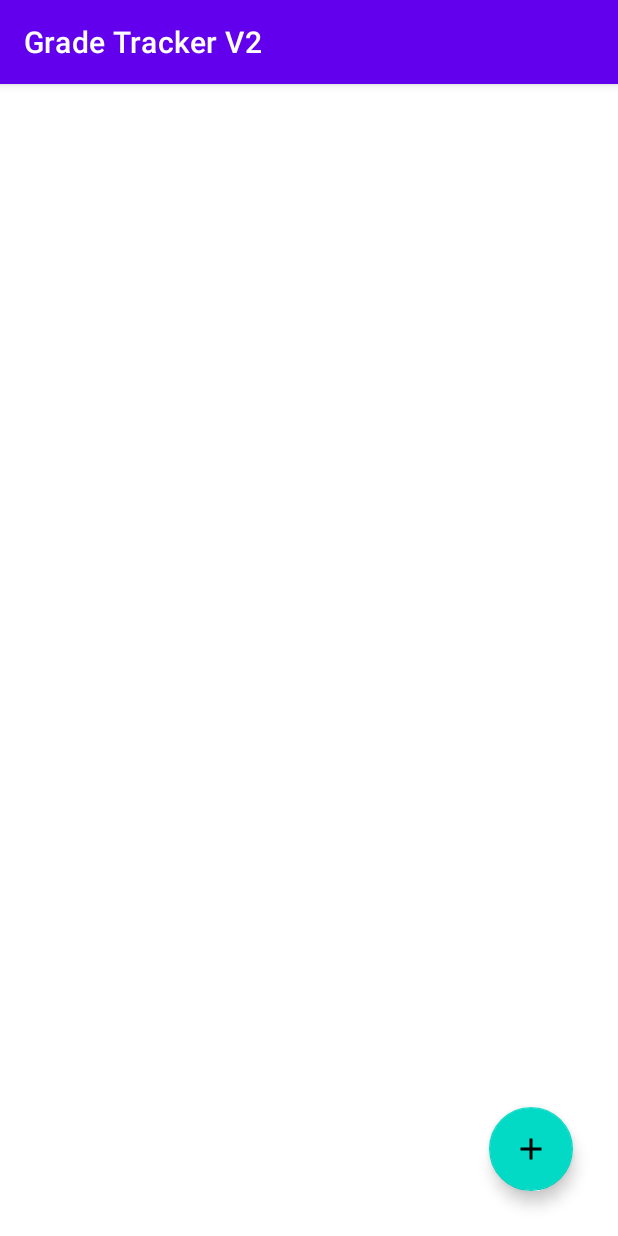
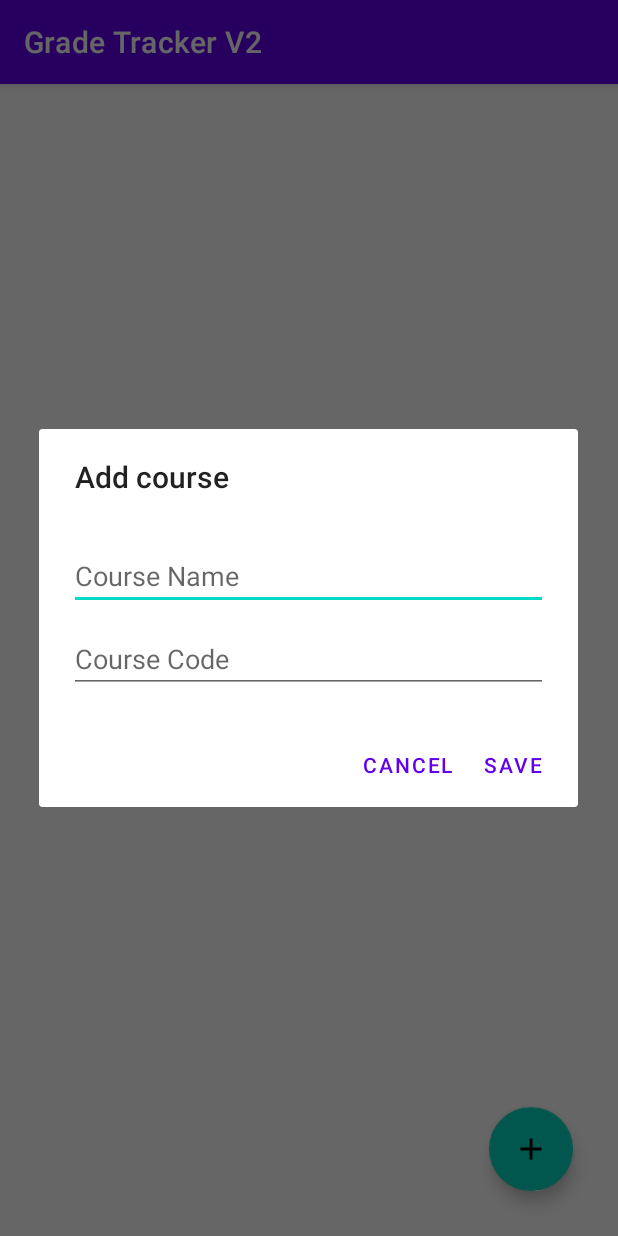
Before and after one commit to cocotran/ELEC-390, an Android app: the screen it shows after launch (MainActivity), after a tap on an icon or button, on a phone screen of 412 x 824 dp. Run offline under Robolectric (Android 15) with nearby library versions, the phone set to English and light mode, and no system bars.

Commit message:
added course dialog, tested

```diff
--- a/assignment2/app/src/main/java/elec390/assignment2/gradeTrackerV2/Course.java
+++ b/assignment2/app/src/main/java/elec390/assignment2/gradeTrackerV2/Course.java
@@ -4,6 +4,7 @@ public class Course {
     private String ID;
     private String title;
     private String courseCode;
+    public static int courseID = 1;
 
     public Course() {}
 
@@ -13,11 +14,14 @@ public class Course {
         this.courseCode = courseCode;
     }
 
-    protected void setID(String ID) {this.ID = ID;}
-    protected void setTitle(String title) {this.title = title;}
-    protected void setCourseCode(String courseCode) {this.courseCode = courseCode;}
+    protected void setID(String ID) { this.ID = ID;}
+    protected void setTitle(String title) { this.title = title; }
+    protected void setCourseCode(String courseCode) { this.courseCode = courseCode; }
 
-    protected String getID() {return ID;}
-    protected String getTitle() {return title;}
-    protected String getCourseCode() {return courseCode;}
+    public static String generateNewID() { return Integer.toString(++courseID); }
+    public static void resetID() { courseID = 1; }
+
+    protected String getID() { return ID; }
+    protected String getTitle() { return title; }
+    protected String getCourseCode() { return courseCode; }
 }
--- /dev/null
+++ b/assignment2/app/src/main/java/elec390/assignment2/gradeTrackerV2/CourseDialogFragment.java
@@ -0,0 +1,53 @@
+package elec390.assignment2.gradeTrackerV2;
+
+import android.app.AlertDialog;
+import android.app.Dialog;
+import android.content.DialogInterface;
+import android.os.Bundle;
+import android.text.Layout;
+import android.view.LayoutInflater;
+import android.view.View;
+import android.widget.EditText;
+
+import androidx.annotation.NonNull;
+import androidx.annotation.Nullable;
+import androidx.appcompat.app.AppCompatDialogFragment;
+
+public class CourseDialogFragment extends AppCompatDialogFragment {
+    private DatabaseHelper db;
+    EditText courseNameInput;
+    EditText courseCodeInput;
+
+    @NonNull
+    @Override
+    public Dialog onCreateDialog(@Nullable Bundle savedInstanceState) {
+        AlertDialog.Builder builder = new AlertDialog.Builder(getActivity());
+
+        LayoutInflater inflater = getActivity().getLayoutInflater();
+        View view = inflater.inflate(R.layout.course_dialog_fragment, null);
+
+        builder.setView(view).setTitle("Add course").setNegativeButton("cancel", new DialogInterface.OnClickListener() {
+            @Override
+            public void onClick(DialogInterface dialog, int which) {
+                dialog.dismiss();
+            }
+        }).setPositiveButton("Save", new DialogInterface.OnClickListener() {
+            @Override
+            public void onClick(DialogInterface dialog, int which) {
+                //TODO: save to database
+                courseNameInput = view.findViewById(R.id.courseNameInput);
+                courseCodeInput = view.findViewById(R.id.courseCodeInput);
+                Course course = new Course(Course.generateNewID(), courseNameInput.getText().toString(), courseCodeInput.getText().toString());
+                db = new DatabaseHelper(getContext());
+                db.createCourse(course);
+                getActivity().finish();
+                getActivity().overridePendingTransition(0, 0);
+                startActivity(getActivity().getIntent());
+                getActivity().overridePendingTransition(0, 0);
+            }
+        });
+
+        return builder.create();
+    }
+
+}
--- a/assignment2/app/src/main/java/elec390/assignment2/gradeTrackerV2/DatabaseHelper.java
+++ b/assignment2/app/src/main/java/elec390/assignment2/gradeTrackerV2/DatabaseHelper.java
@@ -59,8 +59,8 @@ public class DatabaseHelper extends SQLiteOpenHelper {
     @Override
     public void onUpgrade(SQLiteDatabase db, int oldVersion, int newVersion) {
         // on upgrade drop older tables
-        db.execSQL("DROP TABLE IF EXISTS " + TABLE_COURSE);
-        db.execSQL("DROP TABLE IF EXISTS " + TABLE_ASSIGNMENT);
+        db.execSQL("DROP TABLE IF EXISTS TABLE_COURSE");
+        db.execSQL("DROP TABLE IF EXISTS TABLE_ASSIGNMENT");
 
         // create new tables
         onCreate(db);
@@ -112,6 +112,5 @@ public class DatabaseHelper extends SQLiteOpenHelper {
         SQLiteDatabase db = this.getReadableDatabase();
         String clearDBQuery = "DELETE FROM " + TABLE_NAME;
         db.execSQL(clearDBQuery);
-
     }
 }
--- a/assignment2/app/src/main/java/elec390/assignment2/gradeTrackerV2/MainActivity.java
+++ b/assignment2/app/src/main/java/elec390/assignment2/gradeTrackerV2/MainActivity.java
@@ -36,9 +36,12 @@ public class MainActivity extends AppCompatActivity {
         fab.setOnClickListener(new View.OnClickListener() {
             @Override
             public void onClick(View view) {
-                // TODO: implement onClick action
+                openCourseDialog();
             }
         });
+
+        // for purpose of showing all features, all data is reset whenever the app starts
+        reset();
     }
 
     @Override
@@ -50,6 +53,17 @@ public class MainActivity extends AppCompatActivity {
         courseListView = (ListView)findViewById(R.id.courseListView);
         courseAdapter = new CourseAdapter(this, courseArrayList);
         courseListView.setAdapter(courseAdapter);
+    }
+
+    public void openCourseDialog() {
+        CourseDialogFragment courseDialogFragment = new CourseDialogFragment();
+        courseDialogFragment.show(getSupportFragmentManager(), "example");
+    }
+
+    private void reset() {
+        db.clearDatabase("course");
+        db.clearDatabase("assignments");
+        Course.resetID();
     }
 }
 
--- /dev/null
+++ b/assignment2/app/src/main/res/layout/course_dialog_fragment.xml
@@ -0,0 +1,31 @@
+<?xml version="1.0" encoding="utf-8"?>
+<androidx.constraintlayout.widget.ConstraintLayout xmlns:android="http://schemas.android.com/apk/res/android"
+    android:layout_width="match_parent"
+    android:layout_height="match_parent"
+    android:padding="20dp"
+    xmlns:app="http://schemas.android.com/apk/res-auto"
+    >
+
+    <EditText
+        android:id="@+id/courseNameInput"
+        android:layout_width="match_parent"
+        android:layout_height="wrap_content"
+        android:hint="Course Name"
+        app:layout_constraintLeft_toLeftOf="parent"
+        app:layout_constraintTop_toTopOf="parent"
+        android:layout_marginTop="10dp"
+        />
+
+    <EditText
+        android:id="@+id/courseCodeInput"
+        android:layout_width="match_parent"
+        android:layout_height="wrap_content"
+        android:hint="Course Code"
+        app:layout_constraintLeft_toLeftOf="parent"
+        app:layout_constraintTop_toBottomOf="@id/courseNameInput"
+        android:layout_marginTop="10dp"
+        android:layout_marginBottom="10dp"
+        />
+
+
+</androidx.constraintlayout.widget.ConstraintLayout>
```
